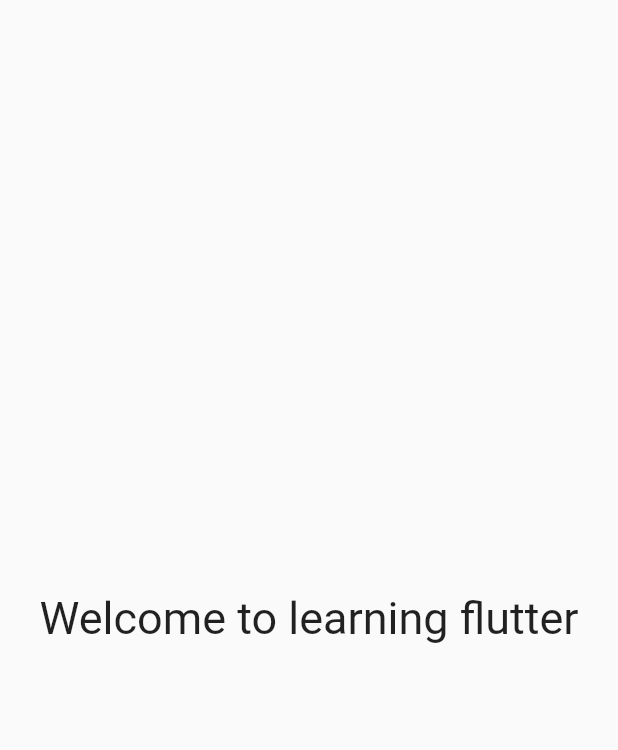
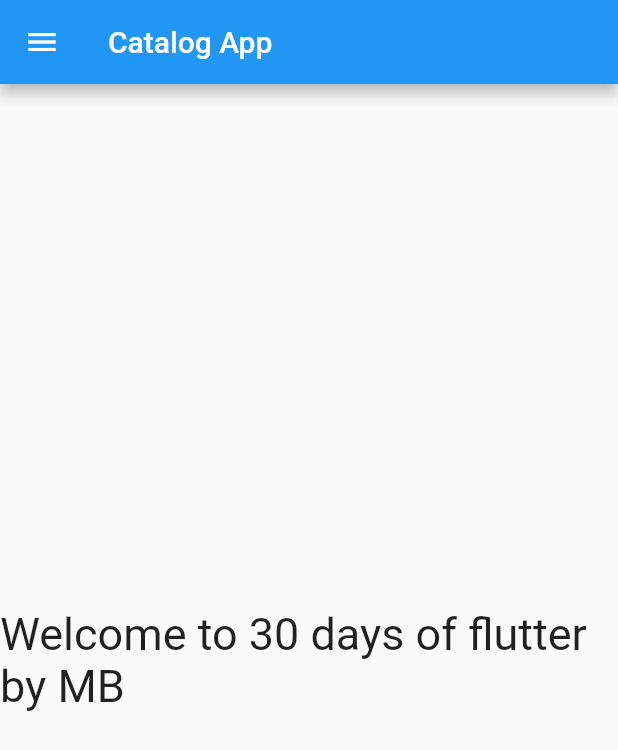
Before and after one commit to bhktmick/flutter_catalog, a Flutter app: the screen it shows after launch, on a phone screen of 412 x 824 dp. Shown: the top 750 px of the screen. Run offline on Flutter 3.47's test engine with Material 2 defaults, Android fonts, the phone set to English and light mode, and no system bars.

Commit message:
day 2 completed

```diff
--- /dev/null
+++ b/lib/home_page.dart
@@ -0,0 +1,24 @@
+import 'package:flutter/material.dart';
+
+class HomePage extends StatelessWidget {
+  const HomePage({Key? key}) : super(key: key);
+
+  final int days = 30;
+  final String name = "MB";
+
+  @override
+  Widget build(BuildContext context) {
+    return Scaffold(
+      appBar: AppBar(
+        title: Text("Catalog App"),
+      ),
+      body: Center(
+        child: Container(
+          child: Text("Welcome to $days days of flutter by $name",
+              style: TextStyle(fontSize: 30)),
+        ),
+      ),
+      drawer: Drawer(),
+    );
+  }
+}
--- a/lib/main.dart
+++ b/lib/main.dart
@@ -1,4 +1,5 @@
 import 'package:flutter/material.dart';
+import 'package:flutter_catalog/home_page.dart';
 
 void main() {
   runApp(MyApp());
@@ -10,14 +11,7 @@ class MyApp extends StatelessWidget {
   @override
   Widget build(BuildContext context) {
     return MaterialApp(
-      home: Material(
-        child: Center(
-          child: Container(
-            child: Text("Welcome to learning flutter",
-                style: TextStyle(fontSize: 30)),
-          ),
-        ),
-      ),
+      home: HomePage(),
     );
   }
 }
```
